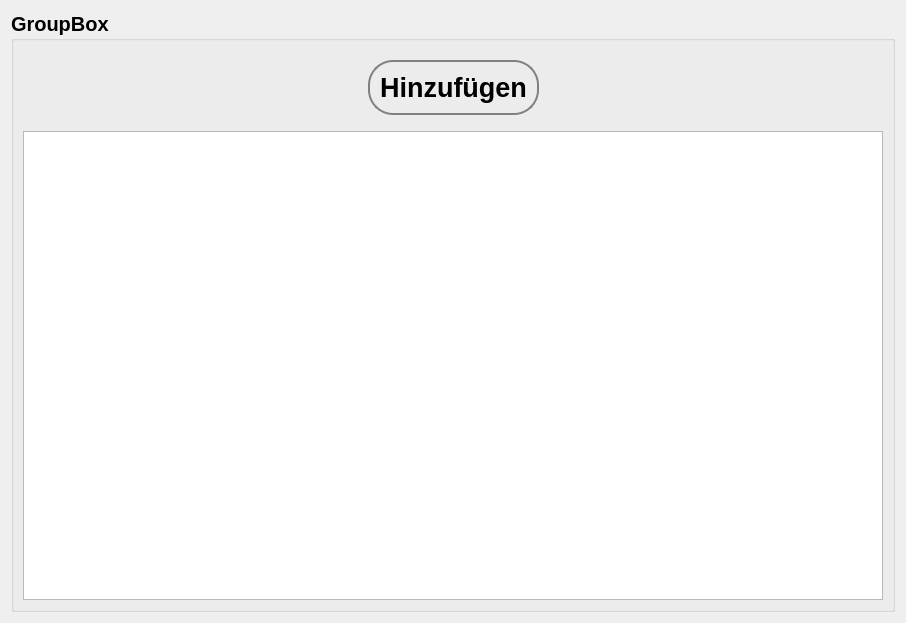
Qt form lfb_regeneration_wildlife_impact/gui/form/array_field.ui (b-lack/qgis-fim-plugin) before a commit.
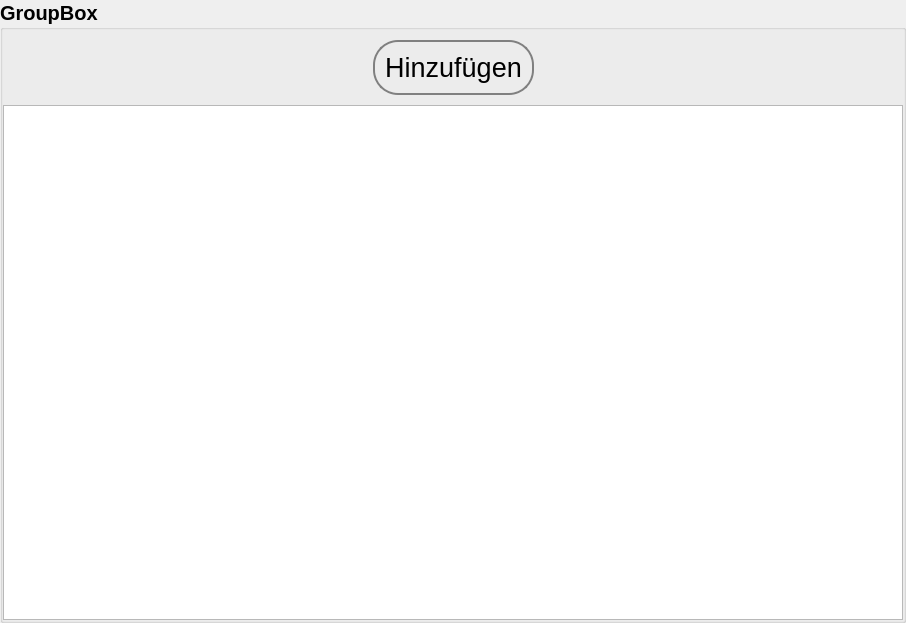
The same form after that commit.

Patch:
```diff
--- a/lfb_regeneration_wildlife_impact/gui/form/array_field.ui
+++ b/lfb_regeneration_wildlife_impact/gui/form/array_field.ui
@@ -13,9 +13,27 @@
   <property name="windowTitle">
    <string>Form</string>
   </property>
+  <property name="styleSheet">
+   <string notr="true"/>
+  </property>
   <layout class="QGridLayout" name="gridLayout_2">
+   <property name="leftMargin">
+    <number>0</number>
+   </property>
+   <property name="topMargin">
+    <number>0</number>
+   </property>
+   <property name="rightMargin">
+    <number>0</number>
+   </property>
+   <property name="bottomMargin">
+    <number>0</number>
+   </property>
    <item row="0" column="0">
     <layout class="QVBoxLayout" name="verticalLayout">
+     <property name="spacing">
+      <number>0</number>
+     </property>
      <item>
       <widget class="QGroupBox" name="lfbArrayGroup">
        <property name="font">
@@ -25,10 +43,28 @@
          <bold>true</bold>
         </font>
        </property>
+       <property name="styleSheet">
+        <string notr="true"/>
+       </property>
        <property name="title">
         <string>GroupBox</string>
        </property>
        <layout class="QGridLayout" name="gridLayout">
+        <property name="leftMargin">
+         <number>0</number>
+        </property>
+        <property name="topMargin">
+         <number>0</number>
+        </property>
+        <property name="rightMargin">
+         <number>0</number>
+        </property>
+        <property name="bottomMargin">
+         <number>0</number>
+        </property>
+        <property name="spacing">
+         <number>0</number>
+        </property>
         <item row="0" column="0">
          <layout class="QVBoxLayout" name="verticalLayout_2">
           <item>
@@ -54,6 +90,8 @@
               <property name="font">
                <font>
                 <pointsize>20</pointsize>
+                <weight>50</weight>
+                <bold>false</bold>
                </font>
               </property>
               <property name="styleSheet">
@@ -86,12 +124,25 @@
           </item>
           <item>
            <widget class="QTableWidget" name="lfbArrayOutput">
+            <property name="font">
+             <font>
+              <pointsize>13</pointsize>
+              <weight>50</weight>
+              <bold>false</bold>
+             </font>
+            </property>
             <property name="editTriggers">
              <set>QAbstractItemView::NoEditTriggers</set>
             </property>
+            <property name="textElideMode">
+             <enum>Qt::ElideNone</enum>
+            </property>
             <property name="sortingEnabled">
              <bool>true</bool>
             </property>
+            <attribute name="verticalHeaderStretchLastSection">
+             <bool>true</bool>
+            </attribute>
            </widget>
           </item>
          </layout>
```
